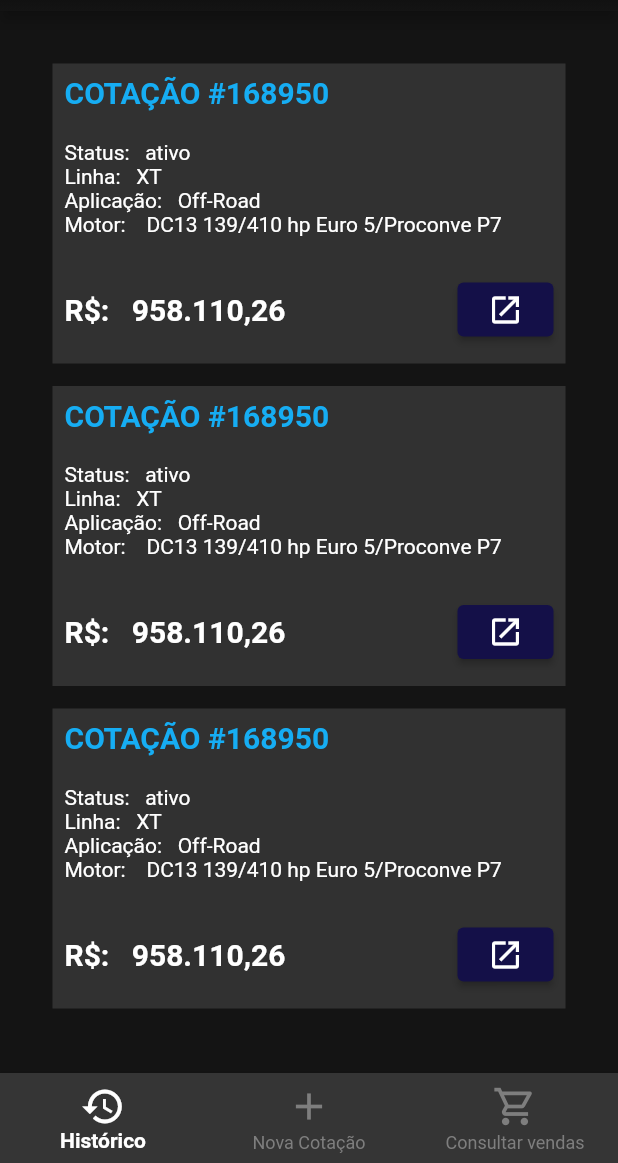
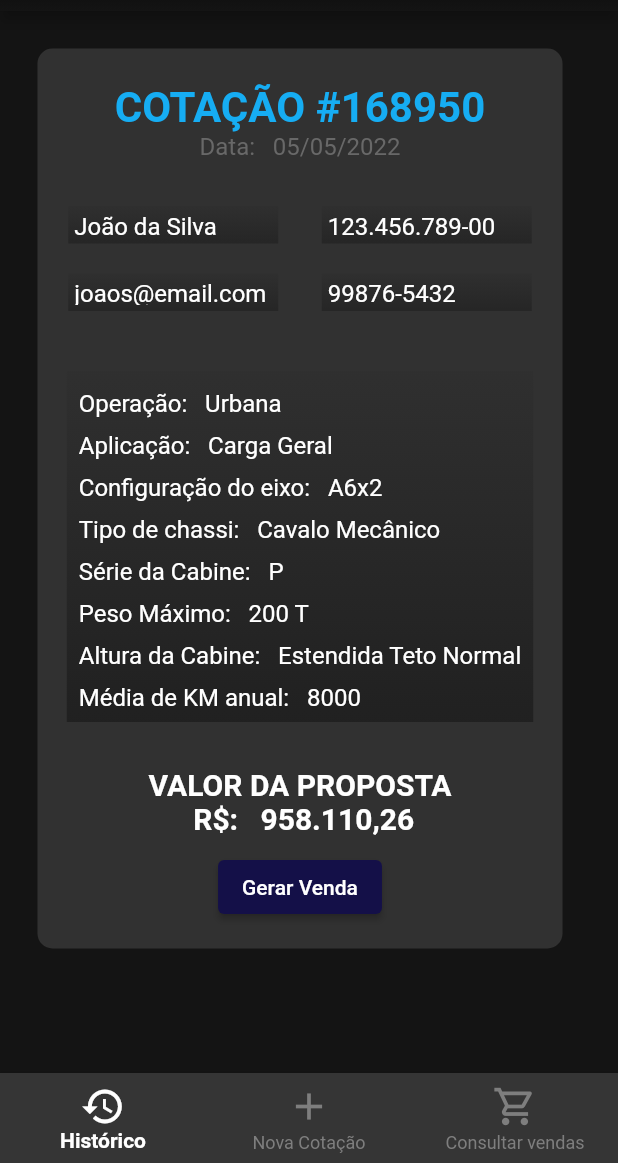
Before and after one commit to winvents/ChallengeScaniaSprint-Application, a Flutter app: the StandardPage screen opened directly, after a tap on the "open in new" icon, on a phone screen of 412 x 824 dp, the part 73-1236 px from its top. Run offline on Flutter 3.47's test engine with Material 2 defaults, Android fonts, the phone set to English and light mode, and no system bars.

Commit message:
Quote Page Done

```diff
--- a/lib/src/app/components/standard_card.dart
+++ b/lib/src/app/components/standard_card.dart
@@ -1,4 +1,5 @@
 import 'package:challengescania_sprint2/src/app/components/standard_button.dart';
+import 'package:challengescania_sprint2/src/app/modules/quote/single_quote.dart';
 import 'package:flutter/material.dart';
 
 class StandardCard extends StatelessWidget {
@@ -22,6 +23,7 @@ class StandardCard extends StatelessWidget {
     return Container(
       decoration: BoxDecoration(
         color: Color.fromARGB(255, 49, 49, 49),
+        borderRadius: BorderRadius.circular(10),
       ),
       height: 200,
       width: 350,
@@ -72,11 +74,17 @@ class StandardCard extends StatelessWidget {
                     fontWeight: FontWeight.bold,
                   ),
                 ),
-
                 Align(
                   alignment: Alignment.bottomRight,
                   child: ElevatedButton(
-                    onPressed: () {},
+                    onPressed: () {
+                      Navigator.push(
+                        context,
+                        MaterialPageRoute(
+                          builder: ((context) => SingleQuote()),
+                        ),
+                      );
+                    },
                     child: Icon(
                       Icons.open_in_new,
                       color: Colors.white,
--- /dev/null
+++ b/lib/src/app/components/standard_quote.dart
@@ -0,0 +1,275 @@
+import 'package:challengescania_sprint2/src/app/components/standard_button.dart';
+import 'package:challengescania_sprint2/src/app/modules/quote/single_quote.dart';
+import 'package:flutter/material.dart';
+
+class StandardQuote extends StatelessWidget {
+  final String? id;
+  final String? data;
+  final String? nome;
+  final String? documento;
+  final String? email;
+  final String? telefone;
+  final String? operacao;
+  final String? aplicacao;
+  final String? eixo;
+  final String? chassi;
+  final String? serie;
+  final String? pesoMax;
+  final String? altura;
+  final String? mediaKm;
+  final String? valor;
+
+  StandardQuote(
+      {this.id,
+      this.data,
+      this.nome,
+      this.documento,
+      this.email,
+      this.telefone,
+      this.operacao,
+      this.aplicacao,
+      this.eixo,
+      this.chassi,
+      this.serie,
+      this.pesoMax,
+      this.altura,
+      this.mediaKm,
+      this.valor});
+
+  @override
+  Widget build(BuildContext context) {
+    return Container(
+      decoration: BoxDecoration(
+        color: Color.fromARGB(255, 49, 49, 49),
+        borderRadius: BorderRadius.circular(10),
+      ),
+      height: 600,
+      width: 350,
+      padding: const EdgeInsets.symmetric(horizontal: 2),
+      child: Padding(
+        padding: const EdgeInsets.symmetric(horizontal: 4, vertical: 8),
+        child: Column(
+          crossAxisAlignment: CrossAxisAlignment.center,
+          children: [
+            SizedBox(
+              height: 15,
+            ),
+            Text(
+              'COTAÇÃO $id',
+              style: TextStyle(
+                fontSize: 28,
+                color: Color.fromARGB(255, 22, 173, 243),
+                fontWeight: FontWeight.bold,
+              ),
+            ),
+            Text(
+              'Data:   $data',
+              style: TextStyle(
+                  fontSize: 16, color: Color.fromARGB(255, 104, 104, 104)),
+            ),
+            SizedBox(
+              height: 30,
+            ),
+            Row(
+              mainAxisAlignment: MainAxisAlignment.spaceAround,
+              children: [
+                Container(
+                  height: 25,
+                  width: 140,
+                  padding:
+                      const EdgeInsets.symmetric(horizontal: 4, vertical: 4),
+                  decoration: const BoxDecoration(
+                    gradient: LinearGradient(
+                        begin: Alignment.topCenter,
+                        end: Alignment.bottomCenter,
+                        colors: <Color>[
+                          Color.fromARGB(15, 20, 20, 20),
+                          Color.fromARGB(100, 20, 20, 20),
+                        ]),
+                  ),
+                  child: Text(
+                    '$nome',
+                    style: TextStyle(
+                      fontSize: 16,
+                    ),
+                  ),
+                ),
+                Container(
+                  height: 25,
+                  width: 140,
+                  padding:
+                      const EdgeInsets.symmetric(horizontal: 4, vertical: 4),
+                  decoration: const BoxDecoration(
+                    gradient: LinearGradient(
+                        begin: Alignment.topCenter,
+                        end: Alignment.bottomCenter,
+                        colors: <Color>[
+                          Color.fromARGB(15, 20, 20, 20),
+                          Color.fromARGB(100, 20, 20, 20),
+                        ]),
+                  ),
+                  child: Text(
+                    '$documento',
+                    style: TextStyle(
+                      fontSize: 16,
+                    ),
+                  ),
+                ),
+              ],
+            ),
+            SizedBox(
+              height:20,
+            ),
+            Row(
+              mainAxisAlignment: MainAxisAlignment.spaceAround,
+              children: [
+                Container(
+                  height: 25,
+                  width: 140,
+                  padding:
+                      const EdgeInsets.symmetric(horizontal: 4, vertical: 4),
+                  decoration: const BoxDecoration(
+                    gradient: LinearGradient(
+                        begin: Alignment.topCenter,
+                        end: Alignment.bottomCenter,
+                        colors: <Color>[
+                          Color.fromARGB(15, 20, 20, 20),
+                          Color.fromARGB(100, 20, 20, 20),
+                        ]),
+                  ),
+                  child: Text(
+                    '$email',
+                    style: TextStyle(
+                      fontSize: 16,
+                    ),
+                  ),
+                ),
+                Container(
+                  height: 25,
+                  width: 140,
+                  padding:
+                      const EdgeInsets.symmetric(horizontal: 4, vertical: 4),
+                  decoration: const BoxDecoration(
+                    gradient: LinearGradient(
+                        begin: Alignment.topCenter,
+                        end: Alignment.bottomCenter,
+                        colors: <Color>[
+                          Color.fromARGB(15, 20, 20, 20),
+                          Color.fromARGB(100, 20, 20, 20),
+                        ]),
+                  ),
+                  child: Text(
+                    '$telefone',
+                    style: TextStyle(
+                      fontSize: 16,
+                    ),
+                  ),
+                ),
+              ],
+            ),
+            SizedBox(
+              height: 40,
+            ),
+            Container(
+              decoration: const BoxDecoration(
+                gradient: LinearGradient(
+                    begin: Alignment.topCenter,
+                    end: Alignment.bottomCenter,
+                    colors: <Color>[
+                      Color.fromARGB(15, 20, 20, 20),
+                      Color.fromARGB(145, 20, 20, 20),
+                    ]),
+              ),
+              padding: const EdgeInsets.symmetric(horizontal: 8, vertical: 5),
+              child: Column(
+                crossAxisAlignment: CrossAxisAlignment.start,
+                children: [
+                  Text(
+                    'Operação:   $operacao',
+                    style: TextStyle(
+                      height: 1.75,
+                      fontSize: 16,
+                    ),
+                  ),
+                  Text(
+                    'Aplicação:   $aplicacao',
+                    style: TextStyle(
+                      height: 1.75,
+                      fontSize: 16,
+                    ),
+                  ),
+                  Text(
+                    'Configuração do eixo:   $eixo',
+                    style: TextStyle(
+                      height: 1.75,
+                      fontSize: 16,
+                    ),
+                  ),
+                  Text(
+                    'Tipo de chassi:   $chassi',
+                    style: TextStyle(
+                      height: 1.75,
+                      fontSize: 16,
+                    ),
+                  ),
+                  Text(
+                    'Série da Cabine:   $serie',
+                    style: TextStyle(
+                      height: 1.75,
+                      fontSize: 16,
+                    ),
+                  ),
+                  Text(
+                    'Peso Máximo:   $pesoMax',
+                    style: TextStyle(
+                      height: 1.75,
+                      fontSize: 16,
+                    ),
+                  ),
+                  Text(
+                    'Altura da Cabine:   $altura',
+                    style: TextStyle(
+                      height: 1.75,
+                      fontSize: 16,
+                    ),
+                  ),
+                  Text(
+                    'Média de KM anual:   $mediaKm',
+                    style: TextStyle(
+                      height: 1.75,
+                      fontSize: 16,
+                    ),
+                  ),
+                ],
+              ),
+            ),
+            SizedBox(
+              height: 30,
+            ),
+            Text(
+              textAlign: TextAlign.center,
+              'VALOR DA PROPOSTA \n R\$:   $valor',
+              style: TextStyle(
+                fontSize: 20,
+                color: Colors.white,
+                fontWeight: FontWeight.bold,
+              ),
+            ),
+            SizedBox(
+              height: 10,
+            ),
+            Row(
+              mainAxisAlignment: MainAxisAlignment.center,
+              children: [
+                ElevatedButton(
+                  onPressed: () {},
+                  child: Text('Gerar Venda'),
+                ),
+              ],
+            ),
+          ],
+        ),
+      ),
+    );
+  }
+}
--- a/lib/src/app/modules/homepage/home_page.dart
+++ b/lib/src/app/modules/homepage/home_page.dart
@@ -11,6 +11,17 @@ class HomePage extends StatelessWidget {
       title: title,
       body: Column(
         children: [
+          Text(
+            'LISTA DE COTAÇÕES',
+            style: TextStyle(
+              fontSize: 25,
+              color: Colors.white,
+              fontWeight: FontWeight.bold,
+            ),
+          ),
+           SizedBox(
+            height: 10,
+          ),
           StandardCard(
             id: '#168950',
             status: 'ativo',
--- /dev/null
+++ b/lib/src/app/modules/quote/single_quote.dart
@@ -0,0 +1,31 @@
+import 'package:challengescania_sprint2/src/app/components/standard_card.dart';
+import 'package:challengescania_sprint2/src/app/components/standard_page.dart';
+import 'package:challengescania_sprint2/src/app/components/standard_quote.dart';
+import 'package:challengescania_sprint2/src/utils/exports.dart';
+import 'package:flutter/material.dart';
+
+class SingleQuote extends StatelessWidget {
+  @override
+  Widget build(BuildContext context) {
+    return StandardPage(
+      title: title,
+      body: StandardQuote(
+        id: '#168950',
+        data: '05/05/2022',
+        nome: 'João da Silva',
+        documento: '123.456.789-00',
+        email: 'joaos@email.com',
+        telefone: '99876-5432',
+        operacao: 'Urbana',
+        aplicacao: 'Carga Geral',
+        eixo: 'A6x2',
+        chassi: 'Cavalo Mecânico',
+        serie: 'P',
+        pesoMax: '200 T',
+        altura: 'Estendida Teto Normal',
+        mediaKm: '8000',
+        valor: '958.110,26',
+      ),
+    );
+  }
+}
--- a/lib/src/utils/sizes.dart
+++ b/lib/src/utils/sizes.dart
@@ -1,4 +1,4 @@
 class PaddingSizes {
-  static double introPageBorder = 35;
-  static double introPageTop = 35;
+  static double introPageBorder = 25;
+  static double introPageTop = 25;
 }
```
Also changed, not shown: 1 other file.
